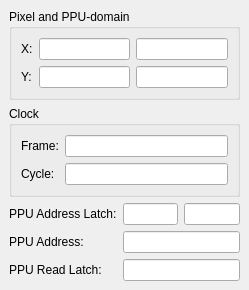
Qt form debugger/ppuinformationdockwidget.ui (christopherpow/nesicide) before a commit.
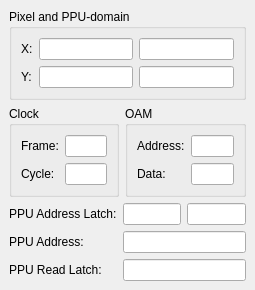
The same form after that commit.

Commit message: Adding OAM address and data to PPU inspector.

```diff
--- a/debugger/ppuinformationdockwidget.ui
+++ b/debugger/ppuinformationdockwidget.ui
@@ -6,7 +6,7 @@
    <rect>
     <x>0</x>
     <y>0</y>
-    <width>249</width>
+    <width>255</width>
     <height>284</height>
    </rect>
   </property>
@@ -64,77 +64,37 @@
       </layout>
      </widget>
     </item>
-    <item row="1" column="0" colspan="3">
-     <widget class="QGroupBox" name="groupBox_2">
-      <property name="title">
-       <string>Clock</string>
-      </property>
-      <layout class="QFormLayout" name="formLayout_3">
-       <property name="fieldGrowthPolicy">
-        <enum>QFormLayout::AllNonFixedFieldsGrow</enum>
-       </property>
-       <item row="0" column="0">
-        <widget class="QLabel" name="label_3">
-         <property name="text">
-          <string>Frame:</string>
-         </property>
-        </widget>
-       </item>
-       <item row="0" column="1">
-        <widget class="QLineEdit" name="frameNumber">
-         <property name="readOnly">
-          <bool>true</bool>
-         </property>
-        </widget>
-       </item>
-       <item row="1" column="0">
-        <widget class="QLabel" name="label_4">
-         <property name="text">
-          <string>Cycle:</string>
-         </property>
-        </widget>
-       </item>
-       <item row="1" column="1">
-        <widget class="QLineEdit" name="cycleNumber">
-         <property name="readOnly">
-          <bool>true</bool>
-         </property>
-        </widget>
-       </item>
-      </layout>
-     </widget>
-    </item>
-    <item row="2" column="0">
+    <item row="3" column="0">
      <widget class="QLabel" name="label_7">
       <property name="text">
        <string>PPU Address Latch:</string>
       </property>
      </widget>
     </item>
-    <item row="2" column="1">
+    <item row="3" column="1">
      <widget class="QLineEdit" name="ppuAddrLatch"/>
     </item>
-    <item row="2" column="2">
+    <item row="3" column="2">
      <widget class="QLineEdit" name="ppuFlipFlop"/>
     </item>
-    <item row="3" column="0">
+    <item row="4" column="0">
      <widget class="QLabel" name="label_5">
       <property name="text">
        <string>PPU Address:</string>
       </property>
      </widget>
     </item>
-    <item row="3" column="1" colspan="2">
+    <item row="4" column="1" colspan="2">
      <widget class="QLineEdit" name="ppuAddr"/>
     </item>
-    <item row="4" column="0">
+    <item row="5" column="0">
      <widget class="QLabel" name="label_6">
       <property name="text">
        <string>PPU Read Latch: </string>
       </property>
      </widget>
     </item>
-    <item row="4" column="1" colspan="2">
+    <item row="5" column="1" colspan="2">
      <widget class="QLineEdit" name="ppuLatch">
       <property name="sizePolicy">
        <sizepolicy hsizetype="Preferred" vsizetype="Fixed">
@@ -144,6 +104,76 @@
       </property>
      </widget>
     </item>
+    <item row="1" column="0" colspan="3">
+     <layout class="QHBoxLayout" name="horizontalLayout">
+      <item>
+       <widget class="QGroupBox" name="groupBox_2">
+        <property name="title">
+         <string>Clock</string>
+        </property>
+        <layout class="QGridLayout" name="gridLayout_3">
+         <item row="0" column="0">
+          <widget class="QLabel" name="label_3">
+           <property name="text">
+            <string>Frame:</string>
+           </property>
+          </widget>
+         </item>
+         <item row="0" column="1">
+          <widget class="QLineEdit" name="frameNumber">
+           <property name="readOnly">
+            <bool>true</bool>
+           </property>
+          </widget>
+         </item>
+         <item row="1" column="0">
+          <widget class="QLabel" name="label_4">
+           <property name="text">
+            <string>Cycle:</string>
+           </property>
+          </widget>
+         </item>
+         <item row="1" column="1">
+          <widget class="QLineEdit" name="cycleNumber">
+           <property name="readOnly">
+            <bool>true</bool>
+           </property>
+          </widget>
+         </item>
+        </layout>
+       </widget>
+      </item>
+      <item>
+       <widget class="QGroupBox" name="groupBox_3">
+        <property name="title">
+         <string>OAM</string>
+        </property>
+        <layout class="QGridLayout" name="gridLayout_4">
+         <item row="0" column="0">
+          <widget class="QLabel" name="label_8">
+           <property name="text">
+            <string>Address:</string>
+           </property>
+          </widget>
+         </item>
+         <item row="0" column="1">
+          <widget class="QLineEdit" name="oamAddress"/>
+         </item>
+         <item row="1" column="0">
+          <widget class="QLabel" name="label_9">
+           <property name="text">
+            <string>Data:</string>
+           </property>
+          </widget>
+         </item>
+         <item row="1" column="1">
+          <widget class="QLineEdit" name="oamData"/>
+         </item>
+        </layout>
+       </widget>
+      </item>
+     </layout>
+    </item>
    </layout>
   </widget>
  </widget>
```
The commit also changes 1 other file.
